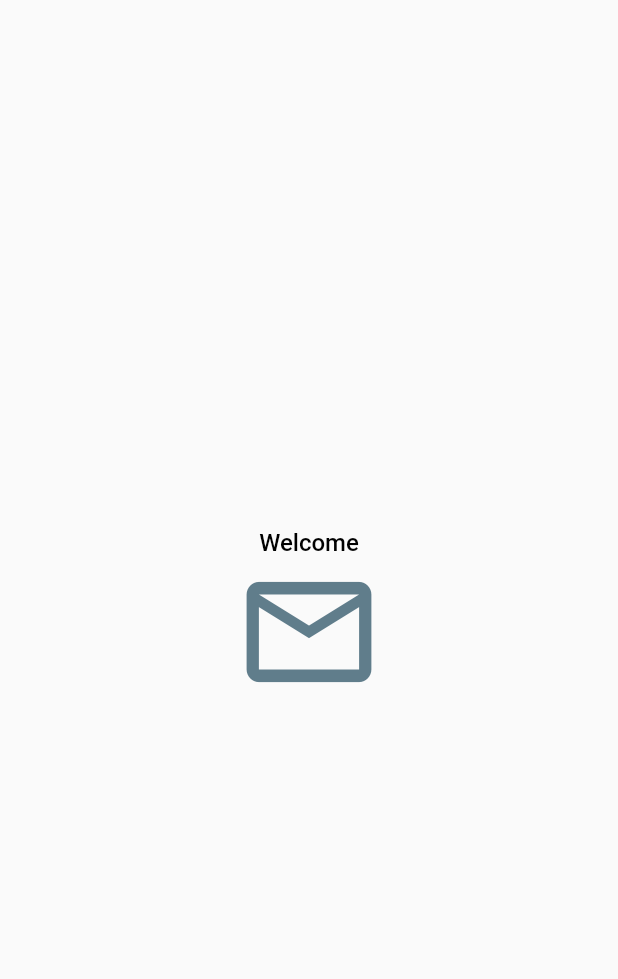
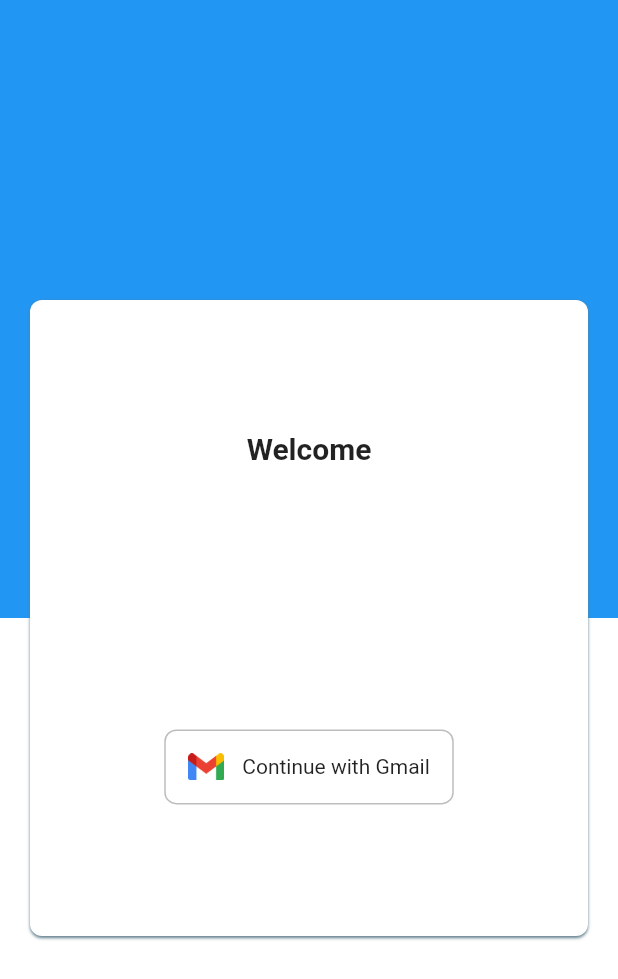
Before and after one commit to darknight1604/dani, a Flutter app: the screen it shows after launch, on a phone screen of 412 x 824 dp. Shown: the top 979 px of the screen. Run offline on Flutter 3.47's test engine with Material 2 defaults, Android fonts, the phone set to English and light mode, and no system bars; our stand-ins replace bloc, cloud_firestore, dropdown_button2, easy_localization, equatable, firebase_core and 6 more; accounts and stored records are empty; generated files the repository leaves out were written again.

Commit message:
impl.update login screen ui

```diff
--- a/assets/translations/en.json
+++ b/assets/translations/en.json
@@ -12,7 +12,8 @@
         "login": "Login"
     },
     "loginScreen":{
-        "welcomeContent": "Welcome to Dani.\nCurrently, we only support login with Gmail"
+        "welcomeContent": "Welcome to Dani.\nCurrently, we only support login with Gmail",
+        "continueWithGmail":"Continue with Gmail"
     },
     "spendingScreen":{
         "appBarTitle":"Create Spending",
--- a/assets/translations/vi.json
+++ b/assets/translations/vi.json
@@ -12,7 +12,8 @@
         "login": "Đăng nhập"
     },
     "loginScreen":{
-        "welcomeContent": "Chào mừng bạn đến với Dani.\nHiện tại, app chỉ hỗ trợ đăng nhập với Gmail"
+        "welcomeContent": "Chào mừng bạn đến với Dani.\nHiện tại, app chỉ hỗ trợ đăng nhập với Gmail",
+        "continueWithGmail":"Tiếp tục với Gmail"
     },
     "spendingScreen":{
         "appBarTitle":"Thêm chi tiêu",
--- a/lib/core/utils/text_theme_util.dart
+++ b/lib/core/utils/text_theme_util.dart
@@ -10,6 +10,7 @@ class TextThemeUtil {
   void initial(BuildContext context) {
     titleLarge = Theme.of(context).textTheme.titleLarge;
     titleMedium = Theme.of(context).textTheme.titleMedium;
+    titleSmall = Theme.of(context).textTheme.titleSmall;
 
     bodyLarge = Theme.of(context).textTheme.bodyLarge;
     bodyMedium = Theme.of(context).textTheme.bodyMedium;
@@ -18,6 +19,7 @@ class TextThemeUtil {
 
   TextStyle? titleLarge;
   TextStyle? titleMedium;
+  TextStyle? titleSmall;
 
   TextStyle? bodyLarge;
   TextStyle? bodyMedium;
--- a/lib/core/widgets/my_btn.dart
+++ b/lib/core/widgets/my_btn.dart
@@ -5,18 +5,20 @@ import '../utils/text_theme_util.dart';
 import 'package:dani/core/utils/extensions/text_style_extension.dart';
 
 abstract class MyBtn extends StatelessWidget {
-  final String title;
+  final Widget child;
   final VoidCallback onTap;
   MyBtn({
-    required this.title,
+    required this.child,
     required this.onTap,
   });
 }
 
-class MyFilledBtn extends MyBtn {
+class MyFilledBtn extends StatelessWidget {
+  final String title;
+  final VoidCallback onTap;
   MyFilledBtn({
-    required super.title,
-    required super.onTap,
+    required this.title,
+    required this.onTap,
   });
 
   @override
@@ -33,12 +35,10 @@ class MyFilledBtn extends MyBtn {
   }
 }
 
-class MyFilledWithChildBtn extends StatelessWidget {
-  final Widget child;
-  final VoidCallback onTap;
+class MyFilledWithChildBtn extends MyBtn {
   MyFilledWithChildBtn({
-    required this.onTap,
-    required this.child,
+    required super.onTap,
+    required super.child,
   });
 
   @override
@@ -74,17 +74,41 @@ class MyFilledWithChildBtn extends StatelessWidget {
   }
 }
 
-class MyOutlineBtn extends MyBtn {
+class MyOutlineBtn extends StatelessWidget {
+  final String title;
+  final VoidCallback onTap;
   MyOutlineBtn({
-    required super.title,
+    required this.title,
+    required this.onTap,
+  });
+
+  @override
+  Widget build(BuildContext context) {
+    return MyOutlineWithChildBtn(
+      onTap: onTap,
+      child: Text(
+        title,
+        style: TextThemeUtil.instance.bodyMedium?.semiBold.copyWith(
+          color: Theme.of(context).colorScheme.primary,
+        ),
+      ),
+    );
+  }
+}
+
+class MyOutlineWithChildBtn extends MyBtn {
+  MyOutlineWithChildBtn({
+    required super.child,
     required super.onTap,
   });
 
   @override
   Widget build(BuildContext context) {
+    final Size size = Size(120, 50);
     final ButtonStyle outlineButtonStyle = OutlinedButton.styleFrom(
       foregroundColor: Constants.defaultTextColor,
-      fixedSize: Size(120, 50),
+      minimumSize: size,
+      maximumSize: Size(300, 50),
       padding: EdgeInsets.symmetric(horizontal: 16),
       shape: RoundedRectangleBorder(
         borderRadius: BorderRadius.all(Radius.circular(Constants.radius)),
@@ -107,12 +131,7 @@ class MyOutlineBtn extends MyBtn {
     return OutlinedButton(
       style: outlineButtonStyle,
       onPressed: onTap,
-      child: Text(
-        title,
-        style: TextThemeUtil.instance.bodyMedium?.semiBold.copyWith(
-          color: Theme.of(context).colorScheme.primary,
-        ),
-      ),
+      child: child,
     );
   }
 }
--- a/lib/features/login/presentations/login_screen.dart
+++ b/lib/features/login/presentations/login_screen.dart
@@ -1,10 +1,13 @@
 import 'package:dani/core/app_route.dart';
 import 'package:dani/core/constants.dart';
+import 'package:dani/gen/assets.gen.dart';
 import 'package:easy_localization/easy_localization.dart';
 import 'package:flutter/material.dart';
 import 'package:flutter_bloc/flutter_bloc.dart';
 import 'package:get_it/get_it.dart';
-
+import 'package:dani/core/utils/extensions/text_style_extension.dart';
+import '../../../core/utils/text_theme_util.dart';
+import '../../../core/widgets/my_btn.dart';
 import '../../../gen/locale_keys.g.dart';
 import '../applications/login/login_bloc.dart';
 
@@ -42,30 +45,76 @@ class _BodyScreen extends StatelessWidget {
 
   @override
   Widget build(BuildContext context) {
-    return Center(
+    return Stack(
+      children: [
+        Column(
+          children: [
+            Expanded(
+              child: DecoratedBox(
+                decoration: BoxDecoration(color: Colors.blue),
+                child: SizedBox(
+                  width: double.infinity,
+                ),
+              ),
+            ),
+            Expanded(
+              child: DecoratedBox(
+                decoration: BoxDecoration(color: Colors.white),
+                child: SizedBox(
+                  width: double.infinity,
+                ),
+              ),
+            ),
+          ],
+        ),
+        Container(
+          margin: EdgeInsets.symmetric(vertical: 200, horizontal: 20),
+          decoration: BoxDecoration(
+            color: Colors.white,
+            borderRadius: BorderRadius.circular(Constants.radius),
+            boxShadow: [
+              BoxShadow(
+                color: Colors.blueGrey,
+                offset: Offset(0, 1),
+                blurRadius: 1,
+              ),
+            ],
+          ),
+          child: SizedBox(
+            width: double.infinity,
             child: Column(
-        mainAxisSize: MainAxisSize.min,
-        mainAxisAlignment: MainAxisAlignment.center,
               crossAxisAlignment: CrossAxisAlignment.center,
+              mainAxisAlignment: MainAxisAlignment.spaceAround,
               children: [
                 Text(
                   tr(LocaleKeys.common_welcomeTitle),
-            style: Theme.of(context).textTheme.bodyLarge,
+                  style: TextThemeUtil.instance.titleLarge?.semiBold,
                 ),
-          InkWell(
-            onTap: () async {
+                MyOutlineWithChildBtn(
+                  onTap: () {
                     BlocProvider.of<LoginBloc>(context).add(
                       LoginWithGmailEvent(),
                     );
                   },
-            child: const Icon(
-              Icons.mail_outlined,
-              color: Colors.blueGrey,
-              size: Constants.iconSizeLarge,
+                  child: Row(
+                    mainAxisSize: MainAxisSize.min,
+                    children: [
+                      Assets.images.icGmail.image(width: Constants.iconSize),
+                      const SizedBox(
+                        width: 12,
+                      ),
+                      Text(
+                        tr(LocaleKeys.loginScreen_continueWithGmail),
+                        style: TextThemeUtil.instance.bodyMedium?.regular,
+                      ),
+                    ],
                   ),
                 ),
               ],
             ),
+          ),
+        )
+      ],
     );
   }
 }
--- a/lib/main.dart
+++ b/lib/main.dart
@@ -51,9 +51,13 @@ class MyApp extends StatelessWidget {
         textTheme: TextTheme(
           titleLarge: TextStyle(
             color: Constants.defaultTextColor,
+            fontSize: 28,
+          ),
+          titleMedium: TextStyle(
+            color: Constants.defaultTextColor,
             fontSize: 24,
           ),
-          titleMedium: TextStyle(
+          titleSmall: TextStyle(
             color: Constants.defaultTextColor,
             fontSize: 20,
           ),
```
Also changed, not shown: assets/images/ic_gmail.png (added). Lines whose indentation alone changed are shown as unchanged.
